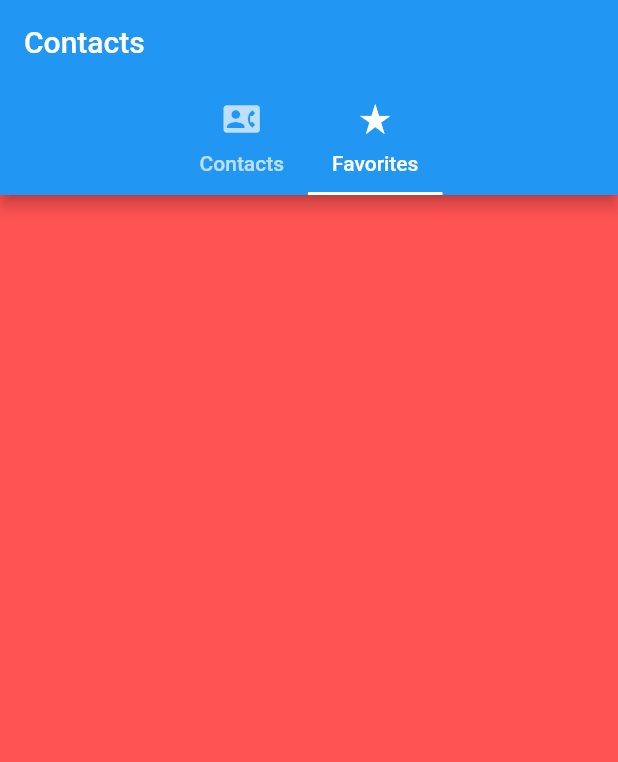
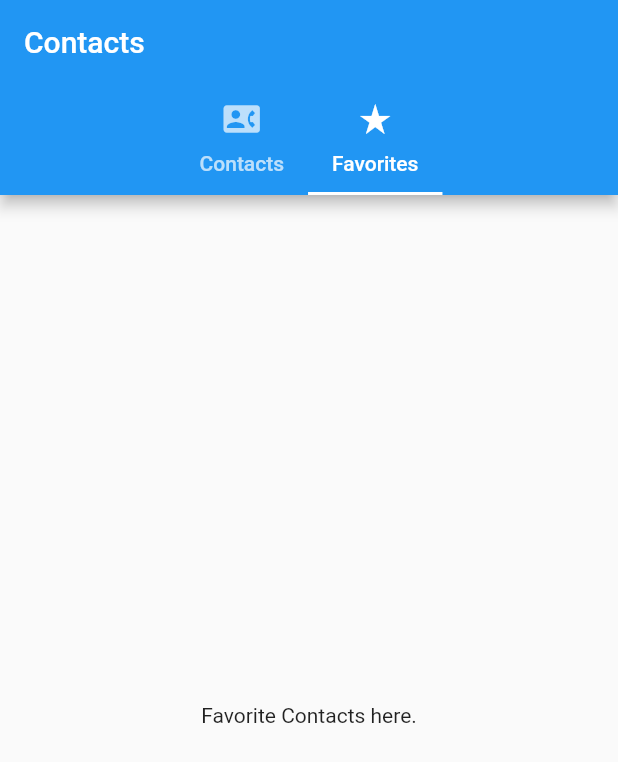
Before and after one commit to Hoxtygen/phone_bookr, a Flutter app: the screen it shows after launch, tab 2 chosen, on a phone screen of 412 x 824 dp. Shown: the top 762 px of the screen. Run offline on Flutter 3.47's test engine with Material 2 defaults, Android fonts, the phone set to English and light mode, and no system bars; our stand-ins replace contacts_service, permission_handler.

```diff
--- a/lib/models/contact_data.dart
+++ b/lib/models/contact_data.dart
@@ -1,4 +1,4 @@
-import 'package:flutter/foundation.dart';
+/* import 'package:flutter/foundation.dart';
 import 'package:phone_bookr/models/contact_model.dart';
 import 'dart:collection';
 import 'package:contacts_service/contacts_service.dart';
@@ -136,3 +136,4 @@ class ContactData extends ChangeNotifier {
     return myContacts;
   }
 }
+ */
--- a/lib/models/contact_model.dart
+++ b/lib/models/contact_model.dart
@@ -1,14 +1,9 @@
+import 'package:contacts_service/contacts_service.dart';
+import 'package:flutter/material.dart';
+
 class WContact {
-  //change this name because it's having conflict with the contact_service package
-  WContact({
-    this.firstName,
-    this.lastName,
-    this.phoneNumber,
-    this.isFavorite = false,
-  });
+  WContact({this.color, this.contactInfo});
 
-  String firstName;
-  String lastName;
-  String phoneNumber;
-  bool isFavorite;
+  final Color color;
+  Contact contactInfo;
 }
--- a/lib/screens/all_contact.dart
+++ b/lib/screens/all_contact.dart
@@ -1,15 +1,11 @@
 import 'package:flutter/material.dart';
-import 'package:phone_bookr/models/contact_data.dart';
 import 'package:phone_bookr/screens/contacts_screen.dart';
 import 'package:phone_bookr/screens/favorite_contact_screen.dart';
-import 'package:provider/provider.dart';
 
 class AllContact extends StatelessWidget {
   @override
   Widget build(BuildContext context) {
-    return ChangeNotifierProvider(
-      create: (context) => ContactData(),
-      child: MaterialApp(
+    return MaterialApp(
       title: 'Flutter Demo',
       home: DefaultTabController(
         child: Scaffold(
@@ -38,7 +34,6 @@ class AllContact extends StatelessWidget {
         ),
         length: 2,
       ),
-      ),
     );
   }
 }
--- a/lib/screens/contacts_screen.dart
+++ b/lib/screens/contacts_screen.dart
@@ -35,12 +35,9 @@ class ContactsScreen extends StatelessWidget {
       ),
       body: Column(
         children: [
-          Container(),
           Expanded(
             child: Container(
-              child: Container(
-                child: PhoneContactsPage(),
-              ),
+              child: PhoneContactsPage(),
             ),
           )
         ],
--- a/lib/screens/favorite_contact_screen.dart
+++ b/lib/screens/favorite_contact_screen.dart
@@ -1,44 +1,10 @@
 import 'package:flutter/material.dart';
-import 'package:phone_bookr/models/contact_data.dart';
-import 'package:phone_bookr/models/contact_model.dart';
-import 'package:phone_bookr/widgets/contact_tile.dart';
-import 'package:provider/provider.dart';
 
 class FavoriteContactScreen extends StatelessWidget {
   @override
   Widget build(BuildContext context) {
-    return Consumer<ContactData>(
-      builder: (context, contactData, child) {
-        List<WContact> favorite = contactData.contacts
-            .where((WContact contact) => contact.isFavorite == true)
-            .toList();
-        return Container(
-          color: Colors.redAccent,
-          child: ListView.separated(
-            separatorBuilder: (context, index) => Divider(
-              color: Colors.blue,
-              thickness: 2.0,
-            ),
-            itemCount: contactData.favcontactCount,
-            itemBuilder: (context, index) {
-              final contact = favorite[index];
-              return ContactTile(
-                firstName: contact.firstName,
-                lastName: contact.lastName,
-                phoneNumber: contact.phoneNumber,
-                contactIndex: index,
-                // onTap: () {
-                //   Navigator.push(context, MaterialPageRoute(builder: (context) {
-                //     return SingleContact(
-                //       contactIndex: index,
-                //     );
-                //   }));
-                // },
-              );
-            },
-          ),
-        );
-      },
-    );
+    return Container(child: Center(
+      child: Text("Favorite Contacts here."),
+    ));
   }
 }
--- a/lib/widgets/popupMenu_button.dart
+++ b/lib/widgets/popupMenu_button.dart
@@ -1,4 +1,4 @@
-import 'package:flutter/material.dart';
+/* import 'package:flutter/material.dart';
 import 'package:phone_bookr/models/contact_data.dart';
 import 'package:phone_bookr/models/menu_items.dart';
 import 'package:provider/provider.dart';
@@ -60,3 +60,4 @@ class PopUpMenuButtonWidget extends StatelessWidget {
     );
   }
 }
+ */
```
Also changed, not shown: lib/screens/phone_contacts_page.dart (+23 -33 lines), lib/screens/single_contact.dart (+44 -43 lines), lib/widgets/contact_tile.dart (+19 -36 lines), lib/widgets/contacts_list.dart (+10 -15 lines). Lines whose indentation alone changed are shown as unchanged.
